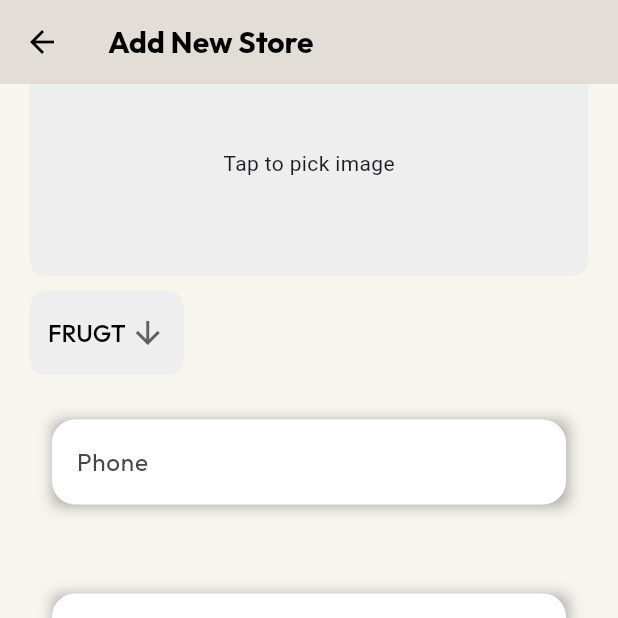
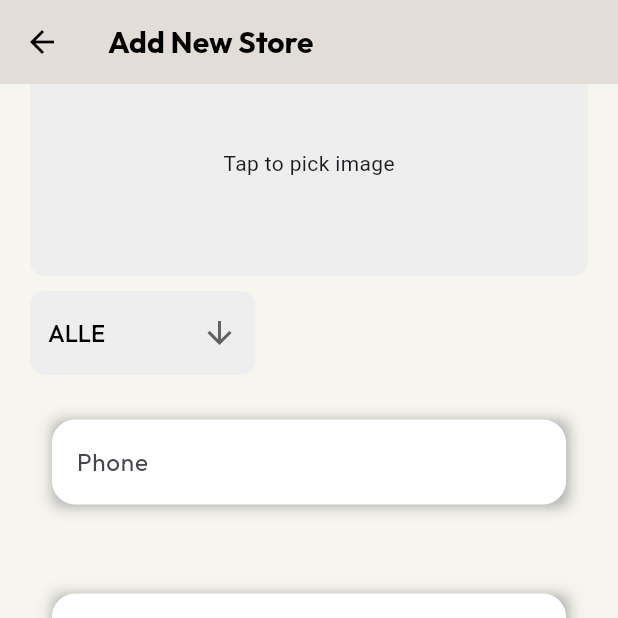
Before and after one commit to anasbouharrou/project_mobile, a Flutter app: the AddStorePage screen opened directly, scrolled down 576 dp, on a phone screen of 412 x 824 dp, the top half of it. Run offline on Flutter 3.47's test engine with Material 3 defaults, Android fonts, the phone set to English and light mode, and no system bars; our stand-ins replace cloud_firestore, firebase_auth, firebase_core, firebase_storage, flutter_map, geocoding and 4 more; accounts and stored records are empty.

Commit message:
adding categories

```diff
--- a/lib/AddStorePage.dart
+++ b/lib/AddStorePage.dart
@@ -49,8 +49,20 @@ class _AddStorePageState extends State<AddStorePage> {
   String? _imageUrl;
   List<Map<String, dynamic>> _products = []; // List to store products locally
 
-  String _selectedCategory = 'FRUGT'; // Default category
-  final List<String> _categories = ['FRUGT', 'GRUNT', 'ALLE'];
+  String _selectedCategory = 'ALLE'; // Default category
+  final List<String> _categories = [
+    'ALLE',
+    'FRUGT',
+    'GRUNT',
+    'Bær & Nødder',
+    'Svampe',
+    'Krydderurter',
+    'Blomster',
+    'Planter',
+    'Frø',
+    'Hjemmelavet',
+    'Drikkevarer'
+  ];
 
   @override
   void dispose() {
--- a/lib/MainCard.dart
+++ b/lib/MainCard.dart
@@ -22,7 +22,8 @@ class MainCard extends StatelessWidget {
       onTap: onTap,
       child: Container(
         width: MediaQuery.of(context).size.width * 0.25,
-        height: 40 + MediaQuery.of(context).size.height * 0.12,
+        height: 100 + MediaQuery.of(context).size.height * 0.12,
+        margin: EdgeInsets.all(5),
         decoration: BoxDecoration(
           color: isSelected ? Colors.yellow : Colors.white,
           borderRadius: BorderRadius.circular(5),
@@ -47,7 +48,7 @@ class MainCard extends StatelessWidget {
               child: Text(
                 text,
                 style: GoogleFonts.outfit(
-                  fontSize: (MediaQuery.of(context).size.height + MediaQuery.of(context).size.width) * 0.001 + 15,
+                  fontSize: (MediaQuery.of(context).size.height + MediaQuery.of(context).size.width) * 0.001 + 12,
                   fontStyle: FontStyle.normal,
                   fontWeight: FontWeight.w900,
                 ),
--- a/lib/StoreDetailsPage.dart
+++ b/lib/StoreDetailsPage.dart
@@ -33,8 +33,20 @@ class _StoreDetailsPageState extends State<StoreDetailsPage> {
   List<Map<String, dynamic>> _products = [];
   List<Map<String, dynamic>> _initialProducts = [];
 
-  String _selectedCategory = 'FRUGT'; // Default category
-  final List<String> _categories = ['FRUGT', 'GRUNT', 'ALLE'];
+  String _selectedCategory = 'ALLE'; // Default category
+  final List<String> _categories = [
+    'ALLE',
+    'FRUGT',
+    'GRUNT',
+    'Bær & Nødder',
+    'Svampe',
+    'Krydderurter',
+    'Blomster',
+    'Planter',
+    'Frø',
+    'Hjemmelavet',
+    'Drikkevarer'
+  ];
 
   @override
   void initState() {
@@ -46,7 +58,7 @@ class _StoreDetailsPageState extends State<StoreDetailsPage> {
     _appointmentController = TextEditingController(text: widget.store['appointment'] ?? '');
     _productNameController = TextEditingController();
     _productPriceController = TextEditingController();
-    _selectedCategory = widget.store['category'] ?? 'FRUGT';
+    _selectedCategory = widget.store['category'] ?? 'ALLE';
 
     if (widget.store['products'] != null) {
       _initialProducts = List<Map<String, dynamic>>.from(widget.store['products']);
```
Also changed, not shown: lib/MainWidget.dart (+36 -64 lines).
